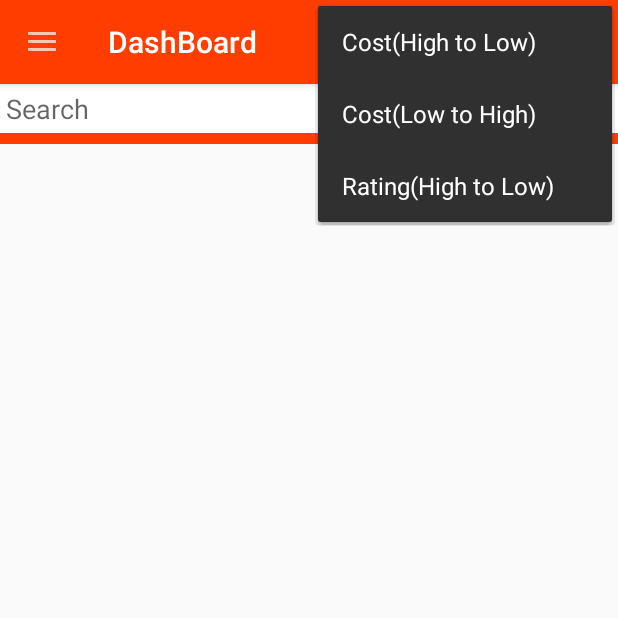
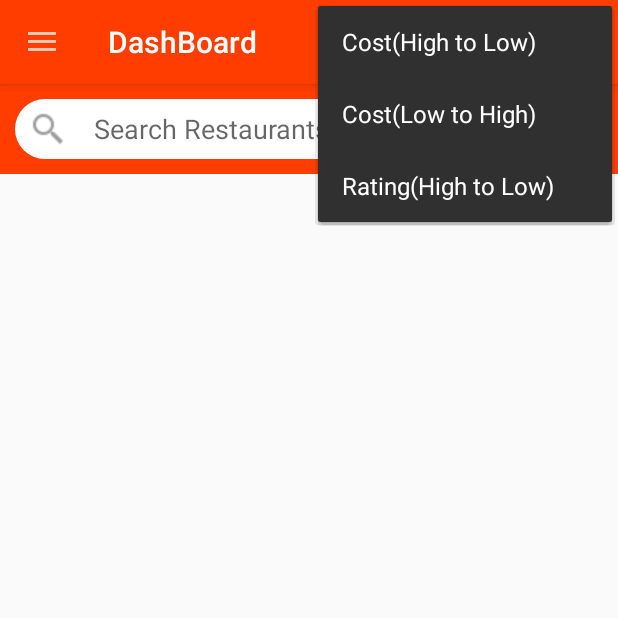
Before and after one commit to HenryGibson86/RestaurantApp, an Android app: the DashboardFragment screen opened directly, with no data from a screen before it, with the options menu open, on a phone screen of 412 x 824 dp, the top half of it. Run offline under Robolectric (Android 15) with nearby library versions, the phone set to English and light mode, and no system bars; our stand-ins replace Room's generated code, Volley; network calls fail.

Commit message:
Search Bar

```diff
--- /dev/null
+++ b/app/src/main/res/drawable/bg_white_rounded.xml
@@ -0,0 +1,6 @@
+<?xml version="1.0" encoding="utf-8"?>
+<shape xmlns:android="http://schemas.android.com/apk/res/android">
+    <solid android:color="@color/white"/>
+    <corners android:radius="20dp"/>
+
+</shape>
--- a/app/src/main/res/layout/dashboard_recycler_view_single_row.xml
+++ b/app/src/main/res/layout/dashboard_recycler_view_single_row.xml
@@ -24,6 +24,7 @@
         android:scaleType="centerCrop"
         android:layout_margin="10dp"
         android:padding="4dp"
+
         android:src="@drawable/ic_default_image_restaurant"
         android:layout_weight="1.3"
         android:id="@+id/imageViewRestaurant"/>
--- a/app/src/main/res/layout/fragment_dashboard.xml
+++ b/app/src/main/res/layout/fragment_dashboard.xml
@@ -6,21 +6,32 @@
     tools:context=".fragment.DashboardFragment">
     <RelativeLayout
         android:layout_width="match_parent"
-        android:layout_height="40dp"
+        android:layout_height="60dp"
         android:layout_centerHorizontal="true"
+        android:padding="10dp"
+        android:id="@+id/RLSearch"
         android:background="@color/colorPrimary"
 
         >
 
-    <EditText
-        android:id="@+id/editTextSearch"
-        android:layout_width="match_parent"
-        android:layout_height="wrap_content"
-        android:hint="Search"
 
-        android:background="@color/white"
-        android:padding="4dp"
-        android:textSize="18sp"/>
+        <EditText
+
+            android:layout_centerInParent="true"
+            android:id="@+id/editTextSearch"
+            android:layout_width="match_parent"
+            android:layout_height="50dp"
+            android:hint="    Search Restaurants"
+            android:drawableLeft="@drawable/search"
+            android:paddingStart="10dp"
+            android:background="@drawable/bg_white_rounded"
+            android:padding="4dp"
+
+           >
+
+            <requestFocus />
+        </EditText>
+
 
 
     </RelativeLayout>
@@ -29,7 +40,7 @@
         android:id="@+id/recyclerViewDashboard"
         android:layout_width="match_parent"
         android:layout_height="wrap_content"
-        android:layout_marginTop="129dp"
+        android:layout_below="@+id/RLSearch"
         android:focusable="true"
         android:focusableInTouchMode="true" />
 </RelativeLayout>
```
Also changed, not shown: app/src/main/res/drawable-mdpi/search.png (added).
